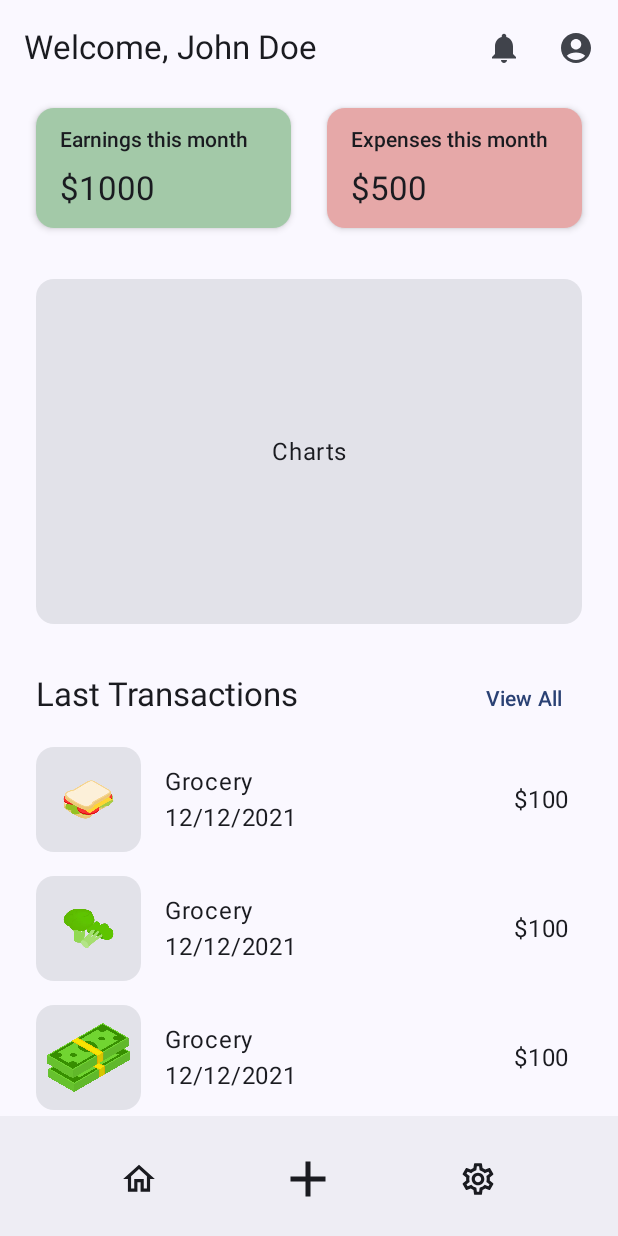
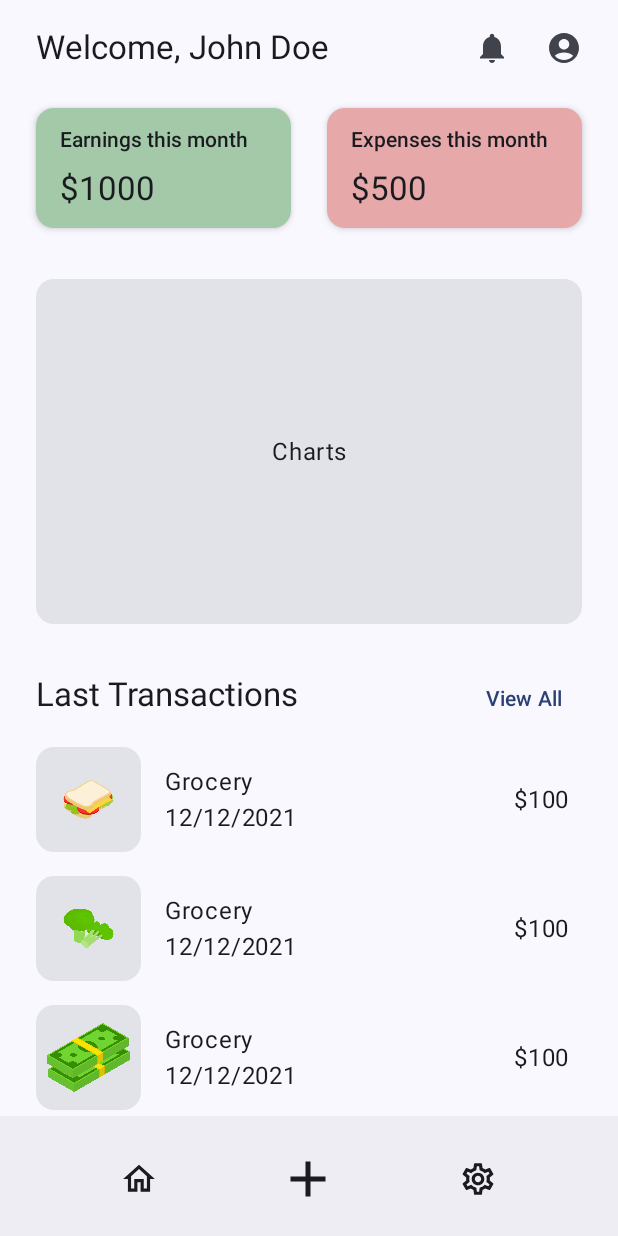
Before and after one commit to s20610/SaveIt, an Android app built with Jetpack Compose: the screen it shows after launch (MainActivity), on a phone screen of 412 x 824 dp. Run offline under Robolectric (Android 15) with nearby library versions, the phone set to English and light mode, and no system bars.

Commit message:
TopBar padding change for dashboard

```diff
--- a/app/src/main/java/com/borysante/saveit/ui/dashboard/DashboardScreen.kt
+++ b/app/src/main/java/com/borysante/saveit/ui/dashboard/DashboardScreen.kt
@@ -62,7 +62,7 @@ fun DashboardTopBar(userName: String) {
         IconButton(onClick = { /* Handle profile click */ }) {
             Icon(Icons.Default.AccountCircle, contentDescription = "Profile")
         }
-    })
+    }, modifier = Modifier.padding(horizontal = 8.dp))
 }
 
 @Composable
```
